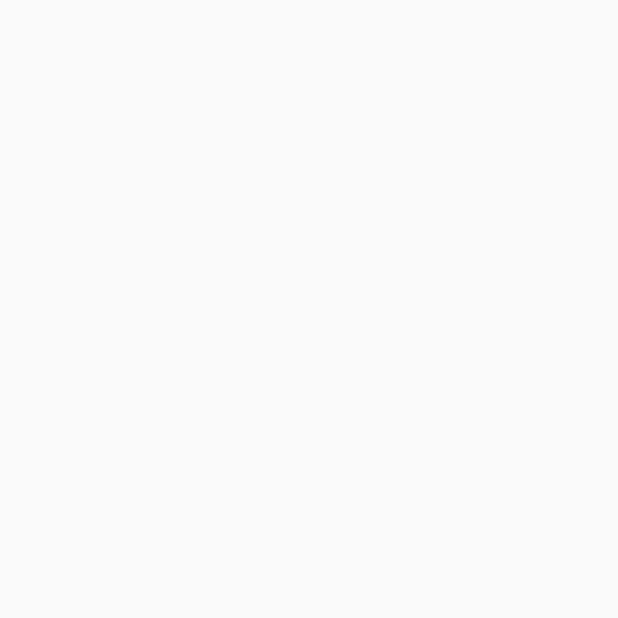
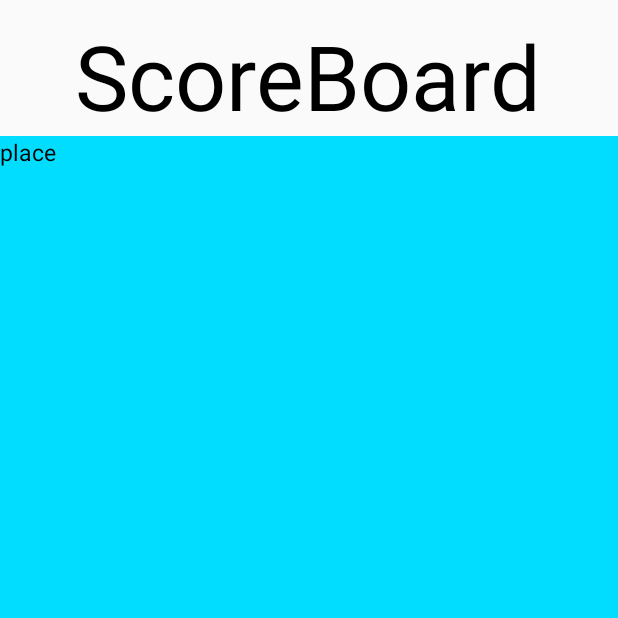
Before and after one commit to yedidya101/TrainWithMeAndroid, an Android app: the ScoreBoard screen opened directly, with no data from a screen before it, on a phone screen of 412 x 824 dp, the top half of it. Before the commit the part shown is empty. Run offline under Robolectric (Android 15) with nearby library versions, the phone set to English and light mode, and no system bars.

Commit message:
before starting http shit

```diff
--- a/app/build.gradle.kts
+++ b/app/build.gradle.kts
@@ -35,6 +35,7 @@ dependencies {
     implementation("androidx.appcompat:appcompat:1.6.1")
     implementation("com.google.android.material:material:1.11.0")
     implementation("androidx.constraintlayout:constraintlayout:2.1.4")
+    implementation(files("libs\\json-simple-1.1.1.jar"))
     testImplementation("junit:junit:4.13.2")
     androidTestImplementation("androidx.test.ext:junit:1.1.5")
     androidTestImplementation("androidx.test.espresso:espresso-core:3.5.1")
--- a/app/src/main/AndroidManifest.xml
+++ b/app/src/main/AndroidManifest.xml
@@ -2,7 +2,8 @@
 <manifest xmlns:android="http://schemas.android.com/apk/res/android"
     xmlns:tools="http://schemas.android.com/tools">
 
-    <uses-permission android:name="android.permission.READ_EXTERNAL_STORAGE" />
+    <uses-permission android:name="android.permission.READ_EXTERNAL_STORAGE"
+        android:maxSdkVersion="32" />
     <uses-permission android:name="android.permission.INTERNET" />
 
     <application
--- a/app/src/main/res/layout/activity_score_board.xml
+++ b/app/src/main/res/layout/activity_score_board.xml
@@ -1,9 +1,58 @@
 <?xml version="1.0" encoding="utf-8"?>
-<androidx.constraintlayout.widget.ConstraintLayout xmlns:android="http://schemas.android.com/apk/res/android"
+<LinearLayout xmlns:android="http://schemas.android.com/apk/res/android"
     xmlns:app="http://schemas.android.com/apk/res-auto"
     xmlns:tools="http://schemas.android.com/tools"
     android:layout_width="match_parent"
     android:layout_height="match_parent"
+    android:orientation="vertical"
     tools:context=".ScoreBoard">
 
-</androidx.constraintlayout.widget.ConstraintLayout>
+
+    <TextView
+        android:layout_width="wrap_content"
+        android:layout_height="wrap_content"
+        android:gravity="center_vertical"
+        android:layout_gravity="center"
+        android:layout_marginTop="10sp"
+        android:text="ScoreBoard"
+        android:textColor="@color/black"
+        android:textSize="60sp" />
+
+
+    <TableLayout
+        android:layout_width="match_parent"
+        android:layout_height="match_parent"
+        android:background="@android:color/holo_blue_bright">
+        <TableRow>
+
+            <TextView
+                android:layout_width="139dp"
+                android:layout_height="wrap_content"
+                android:text="place"
+                android:textColor="@color/black"
+                android:textSize="15sp" />
+
+            <TextView
+                android:layout_width="0sp"
+                android:layout_height="wrap_content"
+                android:text="UserName"
+                android:textColor="@color/black"
+                android:textSize="15sp" />
+
+            <TextView
+                android:layout_width="0sp"
+                android:layout_height="wrap_content"
+                android:text="Workouts"
+                android:textSize="15sp"
+                android:textColor="@color/black"/>
+        </TableRow>
+
+
+
+
+    </TableLayout>
+
+
+
+
+</LinearLayout>
```
Also changed, not shown: app/src/main/java/co/il/trainwithme/MainActivity.java (+37 -49 lines), app/libs/json-simple-1.1.1.jar (added).
